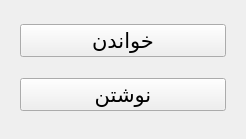
Qt form mainwindow.ui (mohalisad/MPD) before a commit.
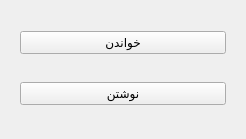
The same form after that commit.

Patch:
```diff
--- a/mainwindow.ui
+++ b/mainwindow.ui
@@ -25,24 +25,14 @@
      <number>20</number>
     </property>
     <item>
-     <widget class="QPushButton" name="but2">
-      <property name="font">
-       <font>
-        <pointsize>16</pointsize>
-       </font>
-      </property>
+     <widget class="QPushButton" name="but1">
       <property name="text">
        <string>خواندن</string>
       </property>
      </widget>
     </item>
     <item>
-     <widget class="QPushButton" name="but1">
-      <property name="font">
-       <font>
-        <pointsize>16</pointsize>
-       </font>
-      </property>
+     <widget class="QPushButton" name="but2">
       <property name="text">
        <string>نوشتن</string>
       </property>
```
